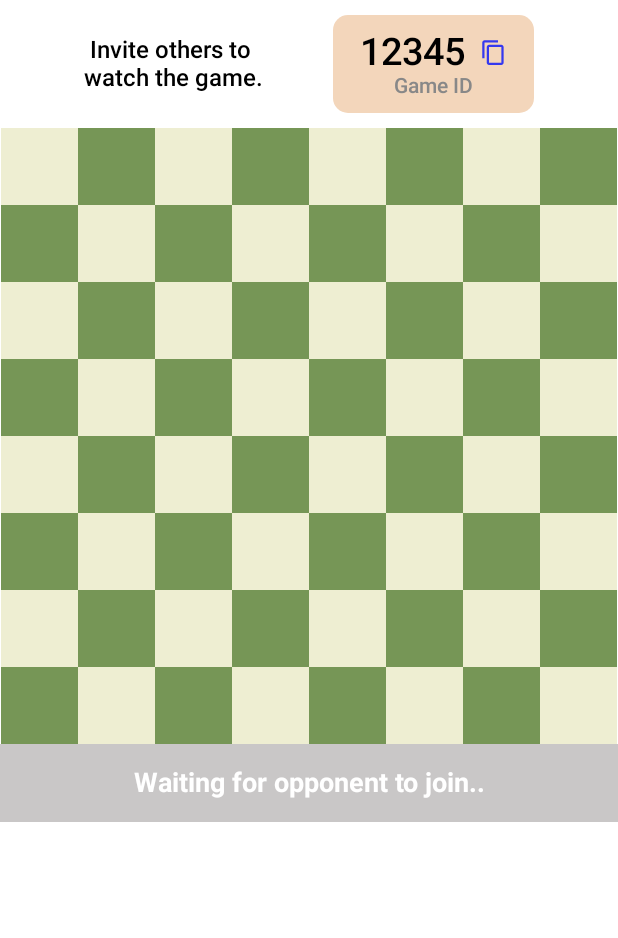
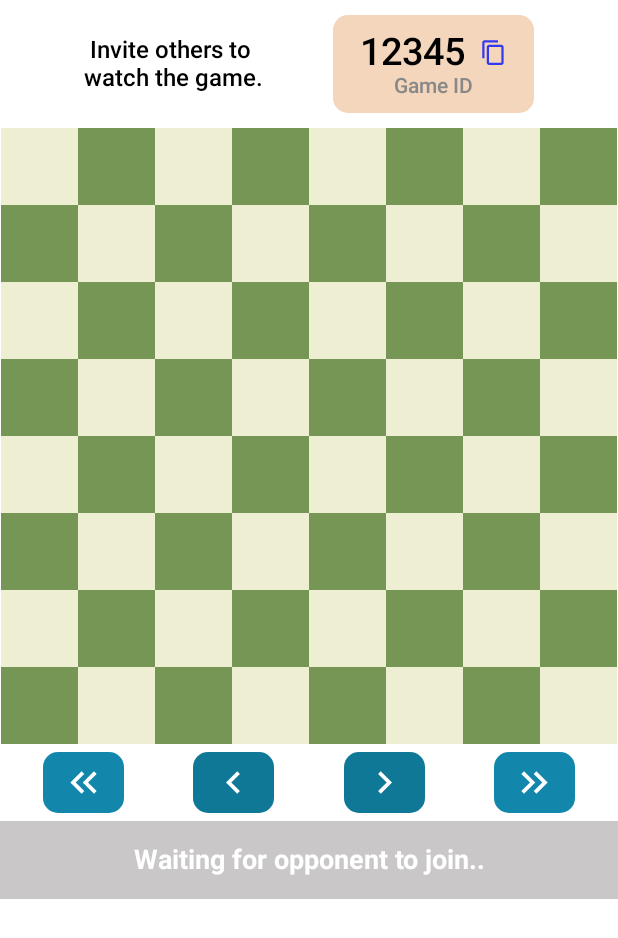
Before and after one commit to spongycode/chess-engine, an Android app built with Jetpack Compose: the @Preview function MainScreenPreview, on a phone screen of 412 x 824 dp. Shown: the top 938 px of the screen. Run offline under Robolectric (Android 15) with nearby library versions, the phone set to English and light mode, and no system bars; our stand-ins replace Dagger/Hilt's generated code, Firebase (no records; nobody signed in at launch, a user with empty details on screens opened directly).

Commit message:
add game walkthrough controls

```diff
--- a/app/src/main/java/com/spongycode/chessapp/ui/screen/game/GameScreenRoot.kt
+++ b/app/src/main/java/com/spongycode/chessapp/ui/screen/game/GameScreenRoot.kt
@@ -16,6 +16,7 @@ import androidx.compose.foundation.layout.height
 import androidx.compose.foundation.layout.padding
 import androidx.compose.foundation.layout.size
 import androidx.compose.foundation.layout.width
+import androidx.compose.foundation.layout.wrapContentHeight
 import androidx.compose.foundation.layout.wrapContentWidth
 import androidx.compose.foundation.lazy.LazyColumn
 import androidx.compose.foundation.lazy.LazyRow
@@ -39,6 +40,7 @@ import androidx.compose.runtime.setValue
 import androidx.compose.ui.Alignment
 import androidx.compose.ui.Modifier
 import androidx.compose.ui.draw.clip
+import androidx.compose.ui.draw.clipToBounds
 import androidx.compose.ui.graphics.Color
 import androidx.compose.ui.graphics.drawscope.Stroke
 import androidx.compose.ui.platform.LocalClipboardManager
@@ -56,7 +58,8 @@ import androidx.compose.ui.unit.dp
 import androidx.compose.ui.unit.sp
 import androidx.compose.ui.window.Dialog
 import androidx.hilt.navigation.compose.hiltViewModel
-import com.spongycode.chess_engine.Player.*
+import com.spongycode.chess_engine.Player.BLACK
+import com.spongycode.chess_engine.Player.WHITE
 import com.spongycode.chessapp.R
 import com.spongycode.chessapp.model.PlayerColor
 import com.spongycode.chessapp.util.getResource
@@ -186,6 +189,12 @@ fun GameScreen(
             uiState = uiState,
             onEvent = onEvent
         )
+        GameWalkthroughControls(
+            onDoubleLeftClick = { onEvent(GameEvent.OnGameWalkthroughClick(GameWalkthroughOption.DOUBLE_LEFT)) },
+            onLeftClick = { onEvent(GameEvent.OnGameWalkthroughClick(GameWalkthroughOption.LEFT)) },
+            onRightClick = { onEvent(GameEvent.OnGameWalkthroughClick(GameWalkthroughOption.RIGHT)) },
+            onDoubleRightClick = { onEvent(GameEvent.OnGameWalkthroughClick(GameWalkthroughOption.DOUBLE_RIGHT)) }
+        )
         if (false && uiState.gameStatus == GameStatus.ONGOING.name) {
             Row(
                 modifier = Modifier
@@ -298,6 +307,7 @@ fun ChessBoardCompose(
                 )
             }
         }
+        Box(modifier = Modifier.clipToBounds()) {
             LazyColumn {
                 for (row in if (uiState.myColor == PlayerColor.WHITE || uiState.myColor == PlayerColor.BOTH)
                     8 downTo 1 else
@@ -313,7 +323,9 @@ fun ChessBoardCompose(
                                         modifier = Modifier
                                             .size((screenWidthDp / 8).dp, (screenWidthDp / 8).dp)
                                             .background(
-                                            if (((row - 1) + (col - 'A')) % 2 == 0) Color(0xFF769656) else
+                                                if (((row - 1) + (col - 'A')) % 2 == 0) Color(
+                                                    0xFF769656
+                                                ) else
                                                     Color(0xFFEEEED2)
                                             )
                                             .clickable {
@@ -323,9 +335,14 @@ fun ChessBoardCompose(
                                                     onEvent(GameEvent.CellTap(position))
                                                 }
                                             },
-                                    piece = uiState.boardState[position]?.piece ?: "",
-                                    showDotIndicator = uiState.boardState[position]?.showDotIndicator
-                                        ?: false,
+                                        piece = if (uiState.isGameWalkthroughMode)
+                                            uiState.gameWalkthroughBoardState[position]?.piece
+                                                ?: "" else
+                                            uiState.boardState[position]?.piece ?: "",
+                                        showDotIndicator = if (uiState.isGameWalkthroughMode)
+                                            uiState.gameWalkthroughBoardState[position]?.showDotIndicator
+                                                ?: false else
+                                            uiState.boardState[position]?.showDotIndicator ?: false,
                                         isCellSelected = uiState.selectedPosition == position
                                     )
                                 }
@@ -333,6 +350,12 @@ fun ChessBoardCompose(
                         }
                     }
                 }
+            }
+            Box(
+                modifier = Modifier
+                    .matchParentSize()
+                    .background(if (uiState.isGameWalkthroughMode) Color(0x3BFFFFFF) else Color.Transparent)
+            )
         }
         uiState.myColor?.let {
             if (it == PlayerColor.BOTH) PlayerTurnIndicator(
@@ -844,6 +867,84 @@ fun Timer(
     )
 }
 
+@Composable
+fun GameWalkthroughControls(
+    modifier: Modifier = Modifier,
+    onDoubleLeftClick: () -> Unit = {},
+    onLeftClick: () -> Unit = {},
+    onRightClick: () -> Unit = {},
+    onDoubleRightClick: () -> Unit = {}
+) {
+    Row(
+        modifier = modifier
+            .background(Color.White)
+            .fillMaxWidth()
+            .padding(5.dp)
+            .wrapContentHeight(),
+        horizontalArrangement = Arrangement.Absolute.SpaceAround
+    ) {
+        Icon(
+            painter = painterResource(R.drawable.keyboard_double_arrow_left),
+            modifier = Modifier
+                .clip(RoundedCornerShape(10.dp))
+                .clickable {
+                    onDoubleLeftClick()
+                }
+                .background(Color(0xFF1287AB))
+                .padding(vertical = 5.dp, horizontal = 12.dp)
+                .size(30.dp),
+            contentDescription = "double left",
+            tint = Color.White
+        )
+        Icon(
+            painter = painterResource(R.drawable.keyboard_arrow_left),
+            modifier = Modifier
+                .clip(RoundedCornerShape(10.dp))
+                .clickable {
+                    onLeftClick()
+                }
+                .background(Color(0xFF0F7896))
+                .padding(vertical = 5.dp, horizontal = 12.dp)
+                .size(30.dp),
+            contentDescription = "left",
+            tint = Color.White
+        )
+
+        Icon(
+            painter = painterResource(R.drawable.keyboard_arrow_right),
+            modifier = Modifier
+                .clip(RoundedCornerShape(10.dp))
+                .clickable {
+                    onRightClick()
+                }
+                .background(Color(0xFF0F7896))
+                .padding(vertical = 5.dp, horizontal = 12.dp)
+                .size(30.dp),
+            contentDescription = "right",
+            tint = Color.White
+        )
+        Icon(
+            painter = painterResource(R.drawable.keyboard_double_arrow_right),
+            modifier = Modifier
+                .clip(RoundedCornerShape(10.dp))
+                .clickable {
+                    onDoubleRightClick()
+                }
+                .background(Color(0xFF1287AB))
+                .padding(vertical = 5.dp, horizontal = 12.dp)
+                .size(30.dp),
+            contentDescription = "double right",
+            tint = Color.White
+        )
+    }
+}
+
+@Preview
+@Composable
+private fun GameWalkthroughControlsPreview() {
+    GameWalkthroughControls()
+}
+
 @Preview
 @Composable
 private fun TimerPreview() {
--- /dev/null
+++ b/app/src/main/res/drawable/keyboard_arrow_left.xml
@@ -0,0 +1,5 @@
+<vector xmlns:android="http://schemas.android.com/apk/res/android" android:autoMirrored="true" android:height="24dp" android:tint="#000000" android:viewportHeight="24" android:viewportWidth="24" android:width="24dp">
+
+    <path android:fillColor="@android:color/white" android:pathData="M15.41,16.59L10.83,12l4.58,-4.59L14,6l-6,6 6,6 1.41,-1.41z"/>
+
+</vector>
--- /dev/null
+++ b/app/src/main/res/drawable/keyboard_arrow_right.xml
@@ -0,0 +1,5 @@
+<vector xmlns:android="http://schemas.android.com/apk/res/android" android:autoMirrored="true" android:height="24dp" android:tint="#000000" android:viewportHeight="24" android:viewportWidth="24" android:width="24dp">
+
+    <path android:fillColor="@android:color/white" android:pathData="M8.59,16.59L13.17,12 8.59,7.41 10,6l6,6 -6,6 -1.41,-1.41z"/>
+
+</vector>
--- /dev/null
+++ b/app/src/main/res/drawable/keyboard_double_arrow_left.xml
@@ -0,0 +1,7 @@
+<vector xmlns:android="http://schemas.android.com/apk/res/android" android:height="24dp" android:tint="#000000" android:viewportHeight="24" android:viewportWidth="24" android:width="24dp">
+
+    <path android:fillColor="@android:color/white" android:pathData="M17.59,18l1.41,-1.41l-4.58,-4.59l4.58,-4.59l-1.41,-1.41l-6,6z"/>
+
+    <path android:fillColor="@android:color/white" android:pathData="M11,18l1.41,-1.41l-4.58,-4.59l4.58,-4.59l-1.41,-1.41l-6,6z"/>
+
+</vector>
--- /dev/null
+++ b/app/src/main/res/drawable/keyboard_double_arrow_right.xml
@@ -0,0 +1,7 @@
+<vector xmlns:android="http://schemas.android.com/apk/res/android" android:height="24dp" android:tint="#000000" android:viewportHeight="24" android:viewportWidth="24" android:width="24dp">
+
+    <path android:fillColor="@android:color/white" android:pathData="M6.41,6l-1.41,1.41l4.58,4.59l-4.58,4.59l1.41,1.41l6,-6z"/>
+
+    <path android:fillColor="@android:color/white" android:pathData="M13,6l-1.41,1.41l4.58,4.59l-4.58,4.59l1.41,1.41l6,-6z"/>
+
+</vector>
```
Also changed, not shown: app/src/main/java/com/spongycode/chessapp/ui/screen/game/GameViewModel.kt (+85 -16 lines), 2 other files. Lines whose indentation alone changed are shown as unchanged.
